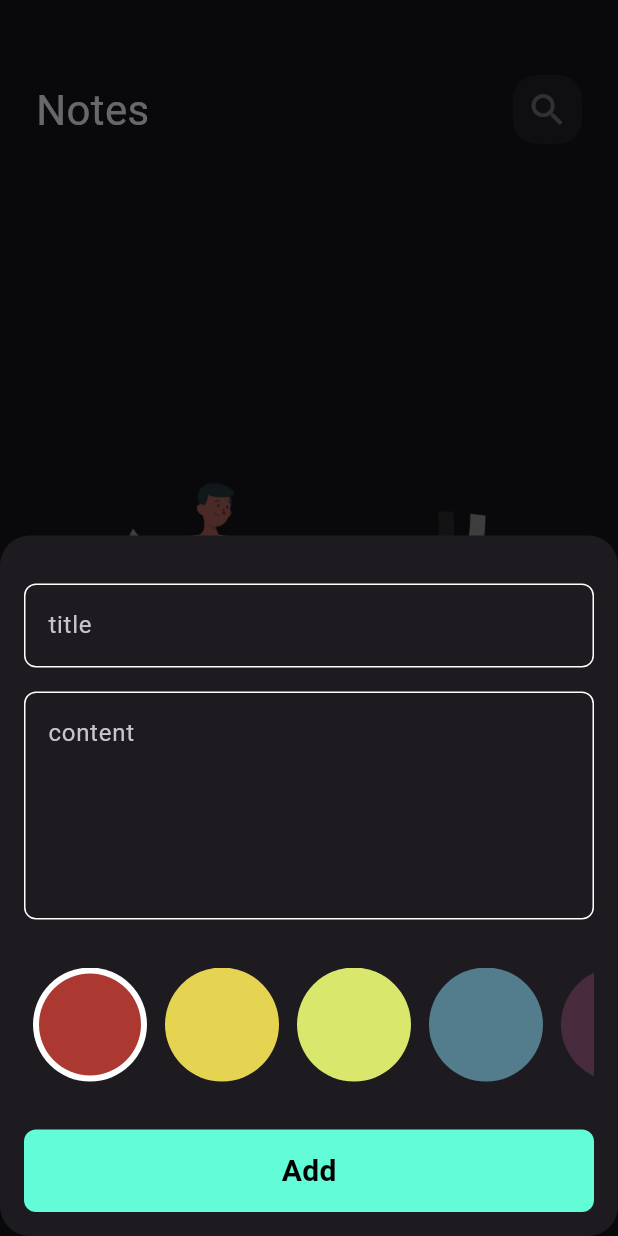
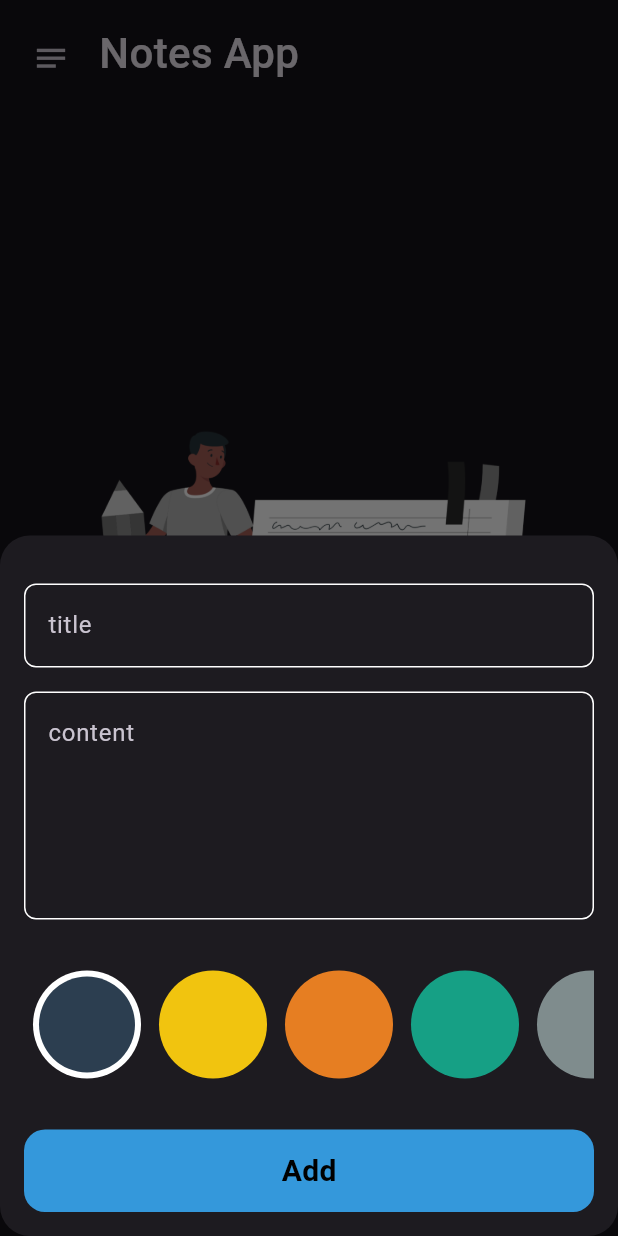
Before and after one commit to moaaz313/Notes_App, a Flutter app: the screen it shows after launch, after a tap on the "edit" icon, on a phone screen of 412 x 824 dp. Run offline on Flutter 3.47's test engine with Material 3 defaults, Android fonts, the phone set to English and light mode, and no system bars; our stand-ins replace bloc, flutter_bloc, hive, hive_flutter; accounts and stored records are empty.

Commit message:
update some of files

```diff
--- a/lib/constants.dart
+++ b/lib/constants.dart
@@ -3,9 +3,11 @@ import 'package:flutter/animation.dart';
 const kPrimaryColor = Color(0xff62FCD7);
 const kNotesBox = 'notes_box';
 List<Color> kColors = const [
-  Color(0xffAC3931),
-  Color(0xffE5D352),
-  Color(0xffD9E76C),
-  Color(0xff537D8D),
-  Color(0xff482C3D),
+  Color(0xff2c3e50),
+  Color(0xfff1c40f),
+  Color(0xffe67e22),
+  Color(0xff16a085),
+  Color(0xff7f8c8d),
+  Color(0xfff39c12),
+  Color(0xffd7bdae),
 ];
--- a/lib/views/notes_view.dart
+++ b/lib/views/notes_view.dart
@@ -12,6 +12,7 @@ class NotesView extends StatelessWidget {
   Widget build(BuildContext context) {
     return Scaffold(
       floatingActionButton: FloatingActionButton(
+        backgroundColor: Colors.deepOrange,
         onPressed: () {
           showModalBottomSheet(
               isScrollControlled: true,
--- a/lib/views/widgets/colors_list_view.dart
+++ b/lib/views/widgets/colors_list_view.dart
@@ -16,15 +16,15 @@ class ColorItem extends StatelessWidget {
   Widget build(BuildContext context) {
     return isActive
         ? CircleAvatar(
-            radius: 38,
+            radius: 36,
             backgroundColor: Colors.white,
             child: CircleAvatar(
-              radius: 34,
+              radius: 32,
               backgroundColor: color,
             ),
           )
         : CircleAvatar(
-            radius: 38,
+            radius: 36,
             backgroundColor: color,
           );
   }
--- a/lib/views/widgets/custom_app_bar.dart
+++ b/lib/views/widgets/custom_app_bar.dart
@@ -1,4 +1,5 @@
 // ignore_for_file: use_super_parameters
+
 
 import 'package:flutter/material.dart';
 
@@ -6,24 +7,44 @@ import 'custom_icon.dart';
 
 class CustomAppBar extends StatelessWidget {
   const CustomAppBar(
-      {Key? key, required this.title, required this.icon, this.onPressed})
+      {Key? key,
+      required this.title,
+      required this.icon,
+      this.onPressed,
+      required this.isBack,
+      required this.isIcon
+      , required this.x})
       : super(key: key);
 
   final String title;
   final IconData icon;
   final void Function()? onPressed;
+  final void Function()? x;
+  final bool isBack, isIcon;
   @override
   Widget build(BuildContext context) {
     return Row(
-      mainAxisAlignment: MainAxisAlignment.spaceBetween,
+      crossAxisAlignment: CrossAxisAlignment.start,
+      //mainAxisAlignment: MainAxisAlignment.start,
       children: [
+        IconButton(
+          padding: EdgeInsets.zero,
+          onPressed: x,
+          icon: Icon(
+            isBack ? Icons.arrow_back : Icons.notes,
+            size: 25,
+          ),
+        ),
+        const SizedBox(
+          width: 8,
+        ),
         Text(
           title,
-          style: const TextStyle(
-            fontSize: 28,
-          ),
+          style: const TextStyle(fontSize: 28, fontWeight: FontWeight.w500),
         ),
+        const Spacer(),
         CustomIcon(
+          isIcon: isIcon,
           onPressed: onPressed,
           icon: icon,
         ),
--- a/lib/views/widgets/custom_button.dart
+++ b/lib/views/widgets/custom_button.dart
@@ -1,6 +1,5 @@
 import 'package:flutter/material.dart';
 
-import '../../constants.dart';
 
 class CustomButton extends StatelessWidget {
   const CustomButton({super.key, this.onTap, this.isLoading = false});
@@ -16,9 +15,9 @@ class CustomButton extends StatelessWidget {
         width: MediaQuery.of(context).size.width,
         height: 55,
         decoration: BoxDecoration(
-            color: kPrimaryColor,
+            color:const Color(0xff3498db),
             borderRadius: BorderRadius.circular(
-              8,
+              14,
             )),
         child: Center(
           child: isLoading
--- a/lib/views/widgets/custom_icon.dart
+++ b/lib/views/widgets/custom_icon.dart
@@ -3,16 +3,19 @@
 import 'package:flutter/material.dart';
 
 class CustomIcon extends StatelessWidget {
-  const CustomIcon({Key? key, required this.icon, this.onPressed})
+  const CustomIcon(
+      {Key? key, required this.icon, this.onPressed, required this.isIcon})
       : super(key: key);
 
   final void Function()? onPressed;
   final IconData icon;
+  final bool isIcon;
   @override
   Widget build(BuildContext context) {
-    return Container(
-      height: 46,
-      width: 46,
+    return isIcon
+        ? Container(
+            height: 41,
+            width: 41,
             decoration: BoxDecoration(
                 color: Colors.white.withOpacity(.05),
                 borderRadius: BorderRadius.circular(16)),
@@ -20,9 +23,10 @@ class CustomIcon extends StatelessWidget {
               onPressed: onPressed,
               icon: Icon(
                 icon,
-          size: 28,
+                size: 22,
               ),
             ),
-    );
+          )
+        : Container();
   }
 }
--- a/lib/views/widgets/custom_text_field.dart
+++ b/lib/views/widgets/custom_text_field.dart
@@ -33,7 +33,9 @@ class CustomTextField extends StatelessWidget {
       },
       cursorColor: kPrimaryColor,
       maxLines: maxLines,
+
       decoration: InputDecoration(
+
         hintText: hint,
         border: buildBorder(),
         enabledBorder: buildBorder(),
--- a/lib/views/widgets/notes_list_view.dart
+++ b/lib/views/widgets/notes_list_view.dart
@@ -1,14 +1,44 @@
-// ignore_for_file: use_super_parameters, depend_on_referenced_packages
+// ignore_for_file: use_super_parameters, depend_on_referenced_packages, library_private_types_in_public_api
 
 import 'package:flutter/material.dart';
 import 'package:flutter_bloc/flutter_bloc.dart';
 import 'package:notes/cubit/display_notes_cubit.dart';
-
 import '../../models/note_model.dart';
 import 'note_item.dart';
 
-class NotesListView extends StatelessWidget {
+class NotesListView extends StatefulWidget {
   const NotesListView({Key? key}) : super(key: key);
+
+  @override
+  _NotesListViewState createState() => _NotesListViewState();
+}
+
+class _NotesListViewState extends State<NotesListView>
+    with SingleTickerProviderStateMixin {
+  late AnimationController _controller;
+  late Animation<double> _animation;
+
+  @override
+  void initState() {
+    super.initState();
+    _controller = AnimationController(
+      duration: const Duration(seconds: 2),
+      vsync: this,
+    );
+
+    _animation = CurvedAnimation(
+      parent: _controller,
+      curve: Curves.easeIn,
+    );
+
+    _controller.forward(); // Start the animation
+  }
+
+  @override
+  void dispose() {
+    _controller.dispose();
+    super.dispose();
+  }
 
   @override
   Widget build(BuildContext context) {
@@ -18,24 +48,25 @@ class NotesListView extends StatelessWidget {
             BlocProvider.of<DisplayNotesCubit>(context).notes ?? [];
         if (notes.isNotEmpty) {
           return Padding(
-            padding: const EdgeInsets.symmetric(vertical: 16),
+            padding:
+                const EdgeInsetsDirectional.only(top: 10, start: 7, end: 7),
             child: ListView.builder(
               itemCount: notes.length,
               padding: EdgeInsets.zero,
               itemBuilder: (context, index) {
-                return Padding(
-                  padding: const EdgeInsets.symmetric(vertical: 4),
-                  child: NoteItem(
-                    note: notes[index],
-                  ),
+                return NoteItem(
+                  note: notes[index],
                 );
               },
             ),
           );
         } else {
-          // Display image when no notes are available
+          // Display animated image when no notes are available
           return Center(
-            child: Image.asset("assets/svgs/home.png"),
+            child: FadeTransition(
+              opacity: _animation,
+              child: Image.asset("assets/svgs/home.png"),
+            ),
           );
         }
       },
--- a/lib/views/widgets/notes_view_body.dart
+++ b/lib/views/widgets/notes_view_body.dart
@@ -15,30 +15,32 @@ class NotesViewBody extends StatefulWidget {
 }
 
 class _NotesViewBodyState extends State<NotesViewBody> {
-
   @override
   void initState() {
     BlocProvider.of<DisplayNotesCubit>(context).getAllNotes();
     super.initState();
   }
+
   @override
   Widget build(BuildContext context) {
-    return const Padding(
-      padding:  EdgeInsets.symmetric(horizontal: 24),
+    return Padding(
+      padding: const EdgeInsets.symmetric(horizontal: 10, vertical: 15),
+      child: SafeArea(
         child: Column(
-        children:  [
-          SizedBox(
-            height: 50,
+          children: [
+            CustomAppBar(
+              x: () {},
+              icon: Icons.search,
+              isIcon: false,
+              isBack: false,
+              title: 'Notes App',
             ),
-          CustomAppBar(
-            title: 'Notes',
-            icon: Icons.search,
-          ),
-          Expanded(
+            const Expanded(
               child: NotesListView(),
             ),
           ],
         ),
+      ),
     );
   }
 }
```
Also changed, not shown: lib/views/note_detail_view.dart (+19 -12 lines), lib/views/widgets/edit_view_body.dart (+13 -6 lines), lib/views/widgets/note_item.dart (+10 -4 lines). Lines whose indentation alone changed are shown as unchanged.
